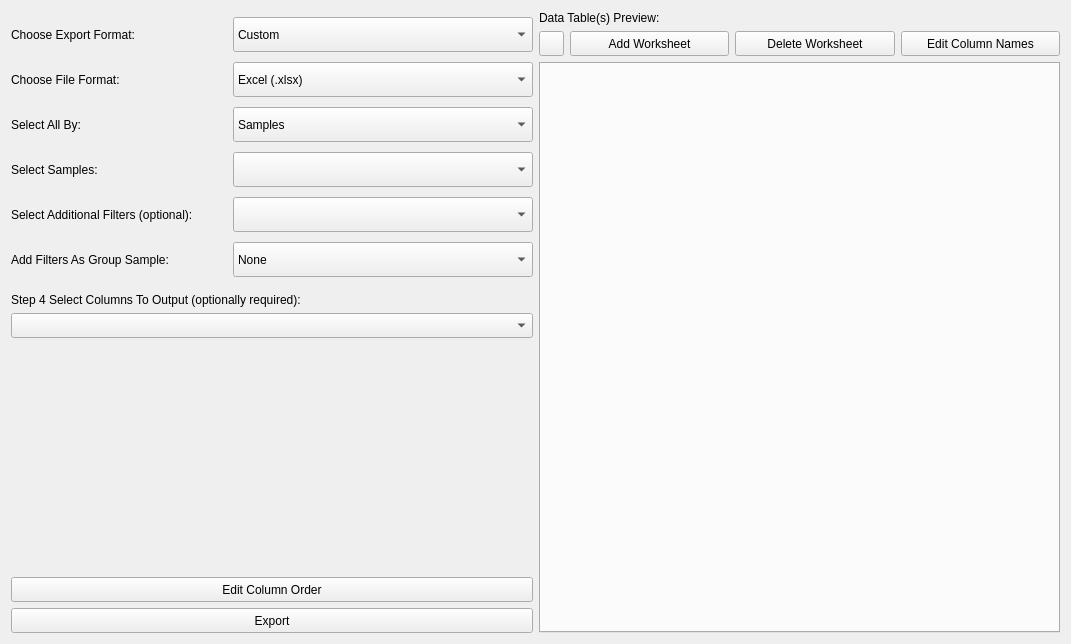
Qt form ui/ExporterUI.ui (kathrynmetcalf/GeoCORK) before a commit.
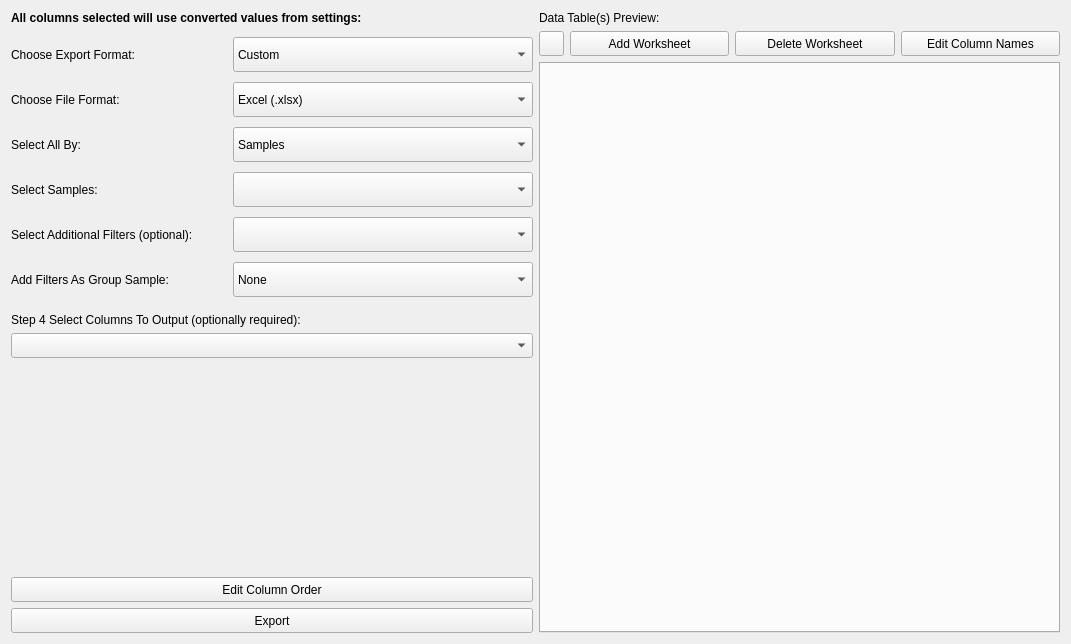
The same form after that commit. Custom widgets are drawn as their Qt base class.

The edit to the form file:
```diff
--- a/ui/ExporterUI.ui
+++ b/ui/ExporterUI.ui
@@ -22,6 +22,19 @@
   <layout class="QHBoxLayout" name="horizontalLayout">
    <item>
     <layout class="QVBoxLayout" name="verticalLayout_9">
+     <item>
+      <widget class="QLabel" name="label_4">
+       <property name="font">
+        <font>
+         <weight>75</weight>
+         <bold>true</bold>
+        </font>
+       </property>
+       <property name="text">
+        <string>All columns selected will use converted values from settings:</string>
+       </property>
+      </widget>
+     </item>
      <item>
       <layout class="QGridLayout" name="gridLayout" columnminimumwidth="0,0">
        <property name="sizeConstraint">
```
